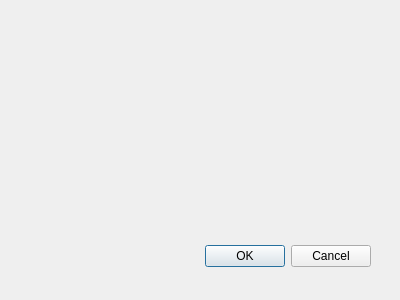
gloryvictory/qgis-plugin-finddata, file finddata_dialog_base.ui: the form before one commit.
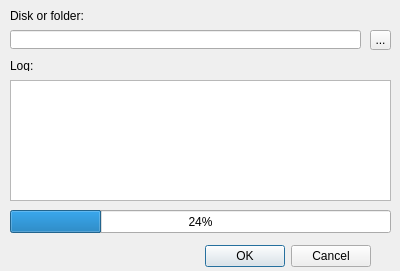
The form after the commit.

Diff of the .ui file:
```diff
--- a/finddata_dialog_base.ui
+++ b/finddata_dialog_base.ui
@@ -1,12 +1,12 @@
 <ui version="4.0" >
  <class>finddataDialogBase</class>
- <widget class="QDialog" name="finddataDialogBase" >
-  <property name="geometry" >
+ <widget class="QDialog" name="finddataDialogBase">
+  <property name="geometry">
    <rect>
     <x>0</x>
     <y>0</y>
     <width>400</width>
-    <height>300</height>
+    <height>271</height>
    </rect>
   </property>
   <property name="windowTitle" >
@@ -28,6 +28,78 @@
     <set>QDialogButtonBox::Cancel|QDialogButtonBox::Ok</set>
    </property>
   </widget>
+  <widget class="QLineEdit" name="searchFolder">
+   <property name="geometry">
+    <rect>
+     <x>10</x>
+     <y>30</y>
+     <width>351</width>
+     <height>19</height>
+    </rect>
+   </property>
+  </widget>
+  <widget class="QToolButton" name="toolButton">
+   <property name="geometry">
+    <rect>
+     <x>370</x>
+     <y>30</y>
+     <width>21</width>
+     <height>20</height>
+    </rect>
+   </property>
+   <property name="text">
+    <string>...</string>
+   </property>
+  </widget>
+  <widget class="QLabel" name="label">
+   <property name="geometry">
+    <rect>
+     <x>10</x>
+     <y>10</y>
+     <width>190</width>
+     <height>11</height>
+    </rect>
+   </property>
+   <property name="text">
+    <string>Disk or folder:</string>
+   </property>
+  </widget>
+  <widget class="QProgressBar" name="progressBar">
+   <property name="geometry">
+    <rect>
+     <x>10</x>
+     <y>210</y>
+     <width>381</width>
+     <height>23</height>
+    </rect>
+   </property>
+   <property name="value">
+    <number>24</number>
+   </property>
+  </widget>
+  <widget class="QListView" name="listView">
+   <property name="geometry">
+    <rect>
+     <x>10</x>
+     <y>80</y>
+     <width>381</width>
+     <height>121</height>
+    </rect>
+   </property>
+  </widget>
+  <widget class="QLabel" name="label_2">
+   <property name="geometry">
+    <rect>
+     <x>10</x>
+     <y>60</y>
+     <width>190</width>
+     <height>11</height>
+    </rect>
+   </property>
+   <property name="text">
+    <string>Log:</string>
+   </property>
+  </widget>
  </widget>
  <resources/>
  <connections>
```
Left out of the diff: 37 changed lines with no effect on the pictures.
